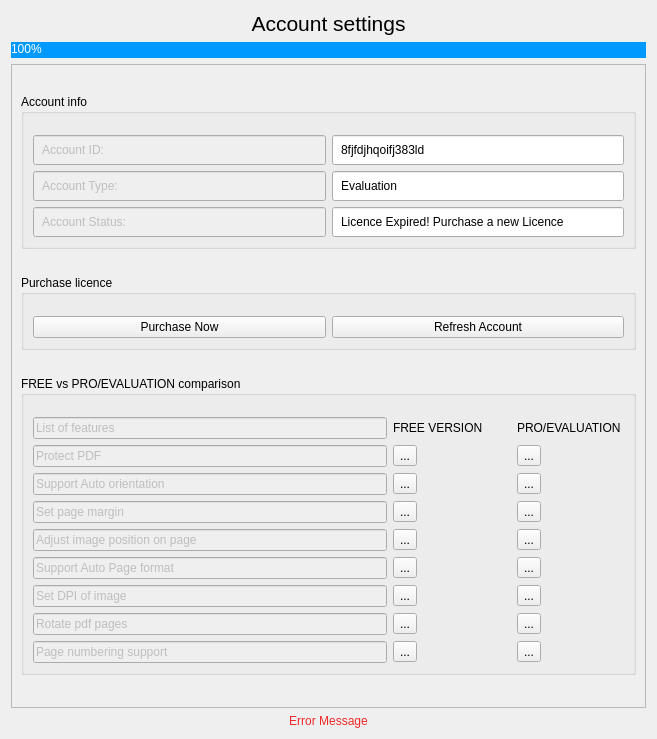
The window that src/account.ui (rishabh3354/JPG2PDF) describes before a commit, drawn with Qt 5.
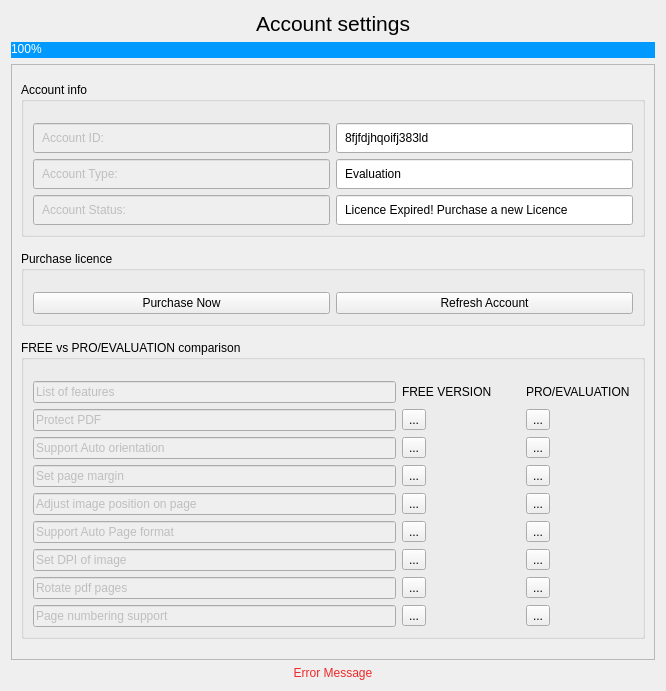
The same window after the commit. Icons and pictures are not drawn.

The edit to the form file:
```diff
--- a/src/account.ui
+++ b/src/account.ui
@@ -6,8 +6,8 @@
    <rect>
     <x>0</x>
     <y>0</y>
-    <width>657</width>
-    <height>739</height>
+    <width>666</width>
+    <height>691</height>
    </rect>
   </property>
   <property name="windowTitle">
@@ -90,8 +90,8 @@
        <rect>
         <x>0</x>
         <y>0</y>
-        <width>637</width>
-        <height>639</height>
+        <width>632</width>
+        <height>634</height>
        </rect>
       </property>
       <layout class="QVBoxLayout" name="verticalLayout_2">
```
